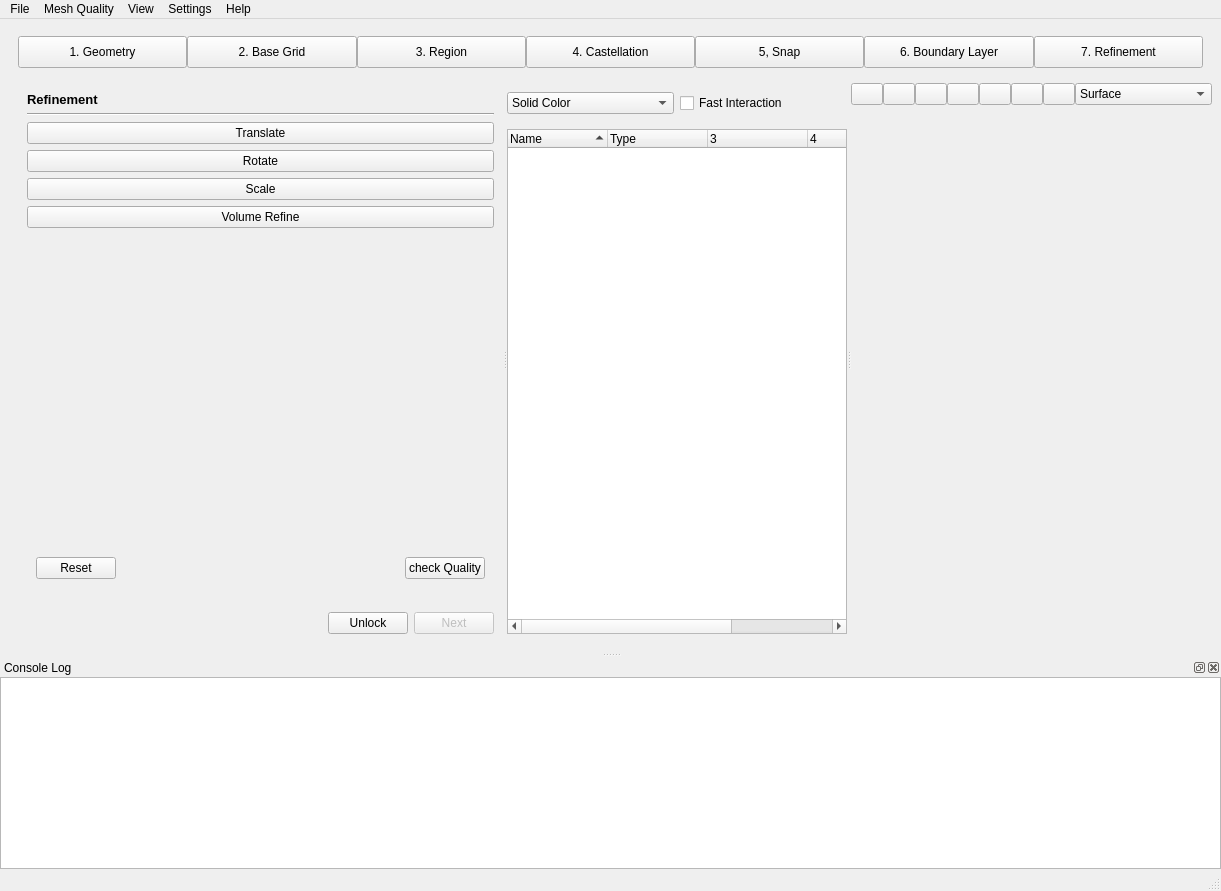
Qt form view/main_window/main_window.ui (nextfoam/baram) before a commit.
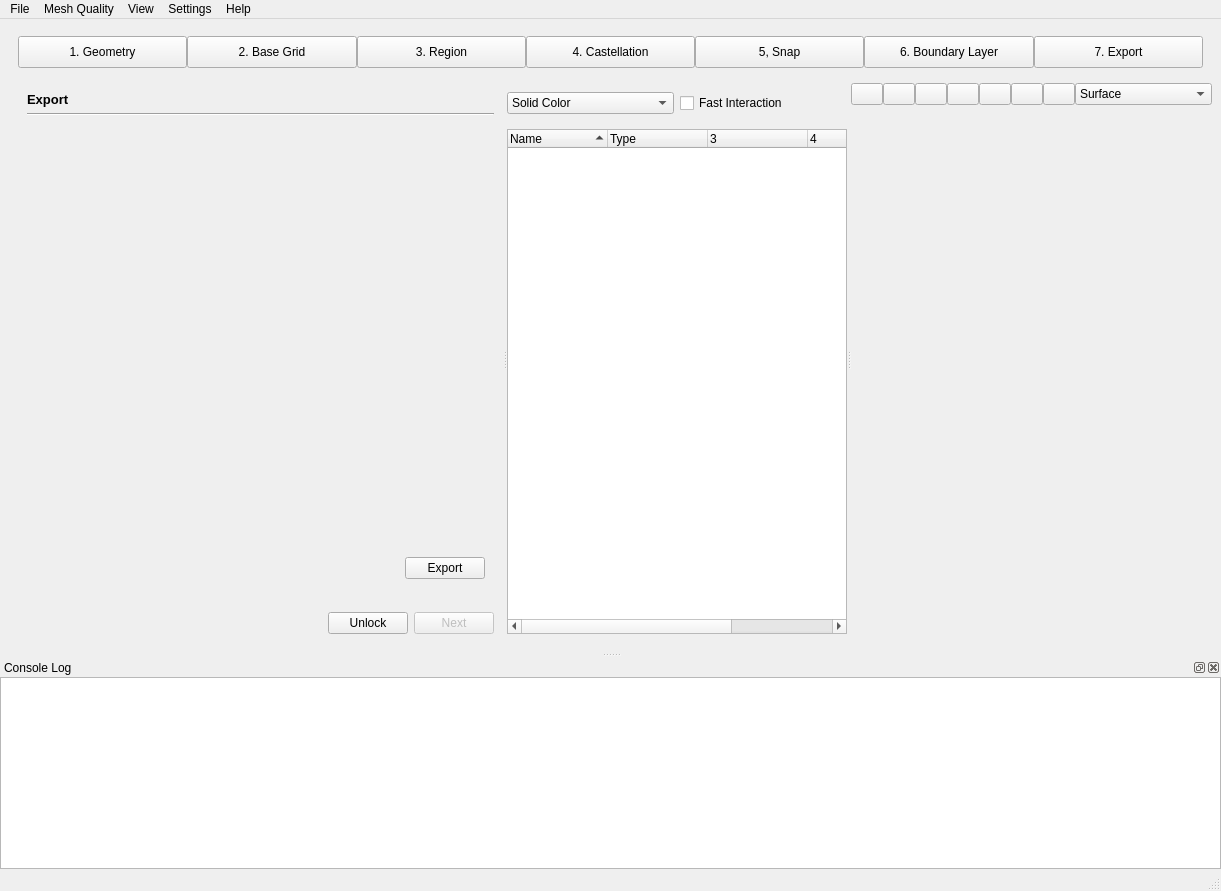
The same form after that commit. The open tabs and pages were chosen to show the change. Icons and pictures are not drawn. Custom widgets are drawn as their Qt base class.

Commit message: Export 기능 구현

What changed in the file:
```diff
--- a/view/main_window/main_window.ui
+++ b/view/main_window/main_window.ui
@@ -150,7 +150,7 @@
           </size>
          </property>
          <property name="text">
-          <string>7. Refinement</string>
+          <string>7. Export</string>
          </property>
          <property name="checkable">
           <bool>true</bool>
@@ -2000,7 +2000,7 @@
                   </font>
                  </property>
                  <property name="text">
-                  <string>Refinement</string>
+                  <string>Export</string>
                  </property>
                 </widget>
                </item>
@@ -2012,30 +2012,12 @@
                 </widget>
                </item>
                <item>
-                <widget class="QPushButton" name="translate">
-                 <property name="text">
-                  <string>Translate</string>
+                <widget class="QLabel" name="validationMessage">
+                 <property name="styleSheet">
+                  <string notr="true">color: red</string>
                  </property>
-                </widget>
-               </item>
-               <item>
-                <widget class="QPushButton" name="rotate_">
                  <property name="text">
-                  <string>Rotate</string>
-                 </property>
-                </widget>
-               </item>
-               <item>
-                <widget class="QPushButton" name="scale">
-                 <property name="text">
-                  <string>Scale</string>
-                 </property>
-                </widget>
-               </item>
-               <item>
-                <widget class="QPushButton" name="volumeRefine">
-                 <property name="text">
-                  <string>Volume Refine</string>
+                  <string/>
                  </property>
                 </widget>
                </item>
@@ -2055,13 +2037,6 @@
                <item>
                 <widget class="QWidget" name="widget_20" native="true">
                  <layout class="QHBoxLayout" name="horizontalLayout_12">
-                  <item>
-                   <widget class="QPushButton" name="refinementReset">
-                    <property name="text">
-                     <string>Reset</string>
-                    </property>
-                   </widget>
-                  </item>
                   <item>
                    <spacer name="horizontalSpacer_9">
                     <property name="orientation">
@@ -2078,7 +2053,7 @@
                   <item>
                    <widget class="QPushButton" name="checkQuality">
                     <property name="text">
-                     <string>check Quality</string>
+                     <string>Export</string>
                     </property>
                    </widget>
                   </item>
```
Left out of the diff: 23 changed lines with no effect on the pictures. The commit also changes 5 other files.
